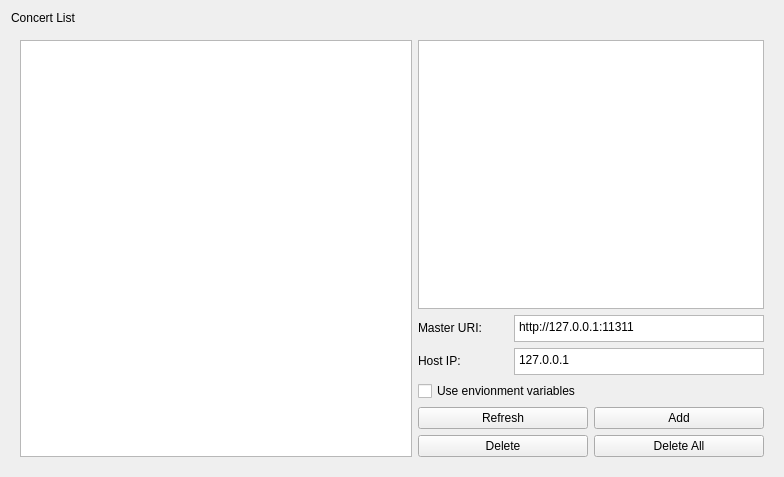
robotics-in-concert/rocon_qt_gui, file rocon_remocon/ui/remocon.ui: the form before one commit.
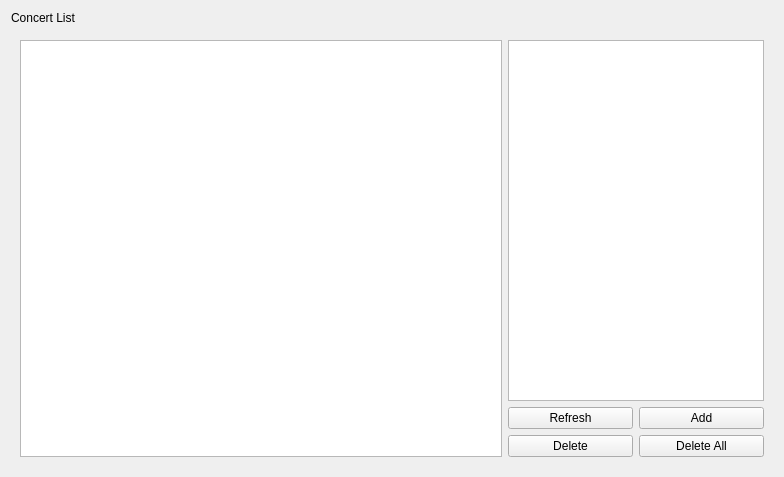
The form after the commit.

Commit message: change add concert using master uri and host name. concert list update as soon as add concert

Diff of the .ui file:
```diff
--- a/rocon_remocon/ui/remocon.ui
+++ b/rocon_remocon/ui/remocon.ui
@@ -66,143 +66,6 @@
          </property>
         </widget>
        </item>
-       <item>
-        <layout class="QGridLayout" name="gridLayout_2">
-         <property name="margin">
-          <number>0</number>
-         </property>
-         <property name="spacing">
-          <number>6</number>
-         </property>
-         <item row="1" column="1">
-          <widget class="QTextEdit" name="host_name_text">
-           <property name="sizePolicy">
-            <sizepolicy hsizetype="Preferred" vsizetype="Fixed">
-             <horstretch>0</horstretch>
-             <verstretch>0</verstretch>
-            </sizepolicy>
-           </property>
-           <property name="minimumSize">
-            <size>
-             <width>250</width>
-             <height>0</height>
-            </size>
-           </property>
-           <property name="maximumSize">
-            <size>
-             <width>250</width>
-             <height>27</height>
-            </size>
-           </property>
-           <property name="html">
-            <string>&lt;!DOCTYPE HTML PUBLIC &quot;-//W3C//DTD HTML 4.0//EN&quot; &quot;http://www.w3.org/TR/REC-html40/strict.dtd&quot;&gt;
-&lt;html&gt;&lt;head&gt;&lt;meta name=&quot;qrichtext&quot; content=&quot;1&quot; /&gt;&lt;style type=&quot;text/css&quot;&gt;
-p, li { white-space: pre-wrap; }
-&lt;/style&gt;&lt;/head&gt;&lt;body style=&quot; font-family:'Sans Serif'; font-size:9pt; font-weight:400; font-style:normal;&quot;&gt;
-&lt;p style=&quot; margin-top:0px; margin-bottom:0px; margin-left:0px; margin-right:0px; -qt-block-indent:0; text-indent:0px;&quot;&gt;127.0.0.1&lt;/p&gt;&lt;/body&gt;&lt;/html&gt;</string>
-           </property>
-          </widget>
-         </item>
-         <item row="1" column="0">
-          <widget class="QLabel" name="label_3">
-           <property name="sizePolicy">
-            <sizepolicy hsizetype="Expanding" vsizetype="Fixed">
-             <horstretch>0</horstretch>
-             <verstretch>0</verstretch>
-            </sizepolicy>
-           </property>
-           <property name="minimumSize">
-            <size>
-             <width>90</width>
-             <height>0</height>
-            </size>
-           </property>
-           <property name="maximumSize">
-            <size>
-             <width>70</width>
-             <height>16777215</height>
-            </size>
-           </property>
-           <property name="text">
-            <string>Host IP:</string>
-           </property>
-          </widget>
-         </item>
-         <item row="0" column="1">
-          <widget class="QTextEdit" name="master_uri_text">
-           <property name="sizePolicy">
-            <sizepolicy hsizetype="Preferred" vsizetype="Fixed">
-             <horstretch>0</horstretch>
-             <verstretch>0</verstretch>
-            </sizepolicy>
-           </property>
-           <property name="minimumSize">
-            <size>
-             <width>250</width>
-             <height>0</height>
-            </size>
-           </property>
-           <property name="maximumSize">
-            <size>
-             <width>250</width>
-             <height>27</height>
-            </size>
-           </property>
-           <property name="html">
-            <string>&lt;!DOCTYPE HTML PUBLIC &quot;-//W3C//DTD HTML 4.0//EN&quot; &quot;http://www.w3.org/TR/REC-html40/strict.dtd&quot;&gt;
-&lt;html&gt;&lt;head&gt;&lt;meta name=&quot;qrichtext&quot; content=&quot;1&quot; /&gt;&lt;style type=&quot;text/css&quot;&gt;
-p, li { white-space: pre-wrap; }
-&lt;/style&gt;&lt;/head&gt;&lt;body style=&quot; font-family:'Sans Serif'; font-size:9pt; font-weight:400; font-style:normal;&quot;&gt;
-&lt;p style=&quot; margin-top:0px; margin-bottom:0px; margin-left:0px; margin-right:0px; -qt-block-indent:0; text-indent:0px;&quot;&gt;http://127.0.0.1:11311&lt;/p&gt;&lt;/body&gt;&lt;/html&gt;</string>
-           </property>
-          </widget>
-         </item>
-         <item row="0" column="0">
-          <widget class="QLabel" name="label_2">
-           <property name="sizePolicy">
-            <sizepolicy hsizetype="Expanding" vsizetype="Fixed">
-             <horstretch>0</horstretch>
-             <verstretch>0</verstretch>
-            </sizepolicy>
-           </property>
-           <property name="minimumSize">
-            <size>
-             <width>90</width>
-             <height>0</height>
-            </size>
-           </property>
-           <property name="maximumSize">
-            <size>
-             <width>70</width>
-             <height>16777215</height>
-            </size>
-           </property>
-           <property name="text">
-            <string>Master URI:</string>
-           </property>
-          </widget>
-         </item>
-        </layout>
-       </item>
-       <item>
-        <widget class="QCheckBox" name="use_env_var_check">
-         <property name="sizePolicy">
-          <sizepolicy hsizetype="Preferred" vsizetype="Fixed">
-           <horstretch>0</horstretch>
-           <verstretch>0</verstretch>
-          </sizepolicy>
-         </property>
-         <property name="maximumSize">
-          <size>
-           <width>400</width>
-           <height>16777215</height>
-          </size>
-         </property>
-         <property name="text">
-          <string>Use envionment variables</string>
-         </property>
-        </widget>
-       </item>
        <item>
         <layout class="QGridLayout" name="gridLayout">
          <property name="margin">
```
The commit also changes 4 other files.
